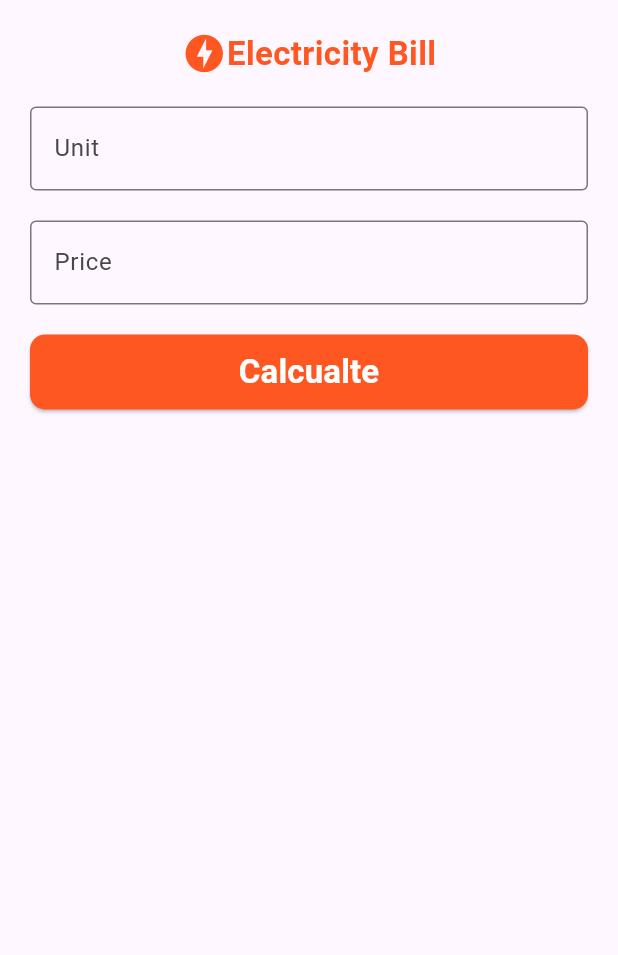
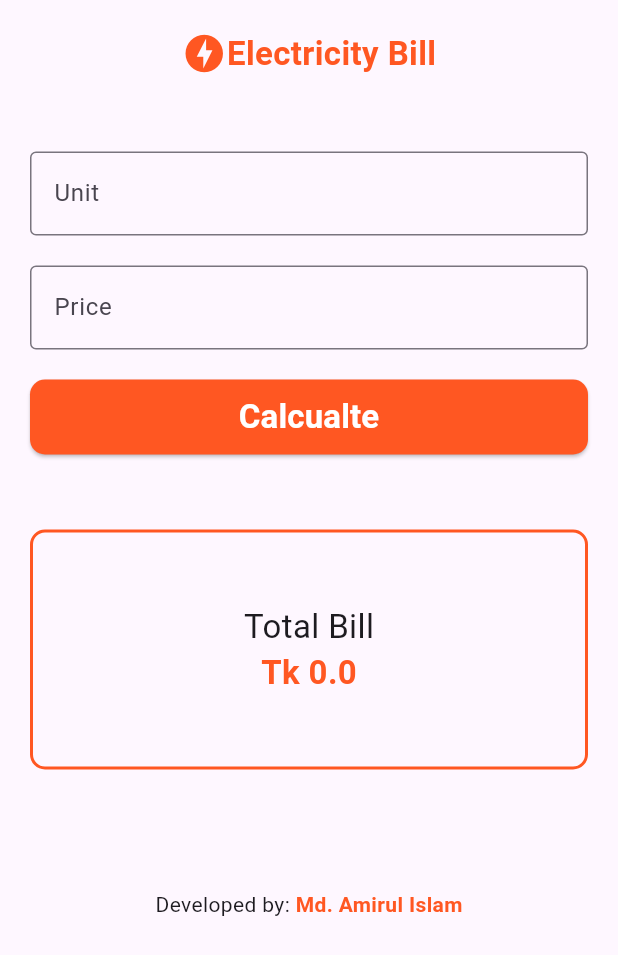
Before and after one commit to Amirul898/Flutter-learn-concept, a Flutter app: the screen it shows after launch, on a phone screen of 412 x 824 dp. Shown: the top 955 px of the screen. Run offline on Flutter 3.47's test engine with Material 3 defaults, Android fonts, the phone set to English and light mode, and no system bars.

Commit message:
Ui Update

```diff
--- a/electricity_bil/lib/home_page.dart
+++ b/electricity_bil/lib/home_page.dart
@@ -1,6 +1,7 @@
 import 'package:electricity_bil/button.dart';
 import 'package:electricity_bil/head_section.dart';
 import 'package:electricity_bil/input_fild.dart';
+import 'package:electricity_bil/total_bill.dart';
 import 'package:flutter/material.dart';
 
 class HomePage extends StatelessWidget {
@@ -13,14 +14,41 @@ class HomePage extends StatelessWidget {
         children: [
           SizedBox(height: 20),
           headSection(),
-          SizedBox(height: 20),
+          SizedBox(height: 50),
           inputFild("Unit", "Enter Unit"),
           SizedBox(height: 20),
           inputFild("Price", "Enter Price"),
           SizedBox(height: 20),
           Button(),
+          SizedBox(height: 50),
+          TotalBill(),
+          SizedBox(height: 80),
+          Author(),
         ],
       ),
     );
   }
 }
+
+class Author extends StatelessWidget {
+  const Author({super.key});
+
+  @override
+  Widget build(BuildContext context) {
+    return Center(
+      child: Row(
+        mainAxisAlignment: MainAxisAlignment.center,
+        children: [
+          Text("Developed by: "),
+          Text(
+            "Md. Amirul Islam",
+            style: TextStyle(
+              fontWeight: FontWeight.bold,
+              color: Colors.deepOrange,
+            ),
+          ),
+        ],
+      ),
+    );
+  }
+}
--- /dev/null
+++ b/electricity_bil/lib/total_bill.dart
@@ -0,0 +1,35 @@
+import 'package:flutter/material.dart';
+
+class TotalBill extends StatelessWidget {
+  const TotalBill({super.key});
+
+  @override
+  Widget build(BuildContext context) {
+    return Padding(
+      padding: const EdgeInsets.symmetric(horizontal: 20),
+      child: Container(
+        height: 160,
+        width: double.infinity,
+        decoration: BoxDecoration(
+          borderRadius: BorderRadius.circular(10),
+          border: Border.all(color: Colors.deepOrange, width: 2),
+        ),
+
+        child: Column(
+          mainAxisAlignment: MainAxisAlignment.center,
+          children: [
+            Text("Total Bill", style: TextStyle(fontSize: 22)),
+            Text(
+              "Tk 0.0",
+              style: TextStyle(
+                fontSize: 22,
+                fontWeight: FontWeight.bold,
+                color: Colors.deepOrange,
+              ),
+            ),
+          ],
+        ),
+      ),
+    );
+  }
+}
```
